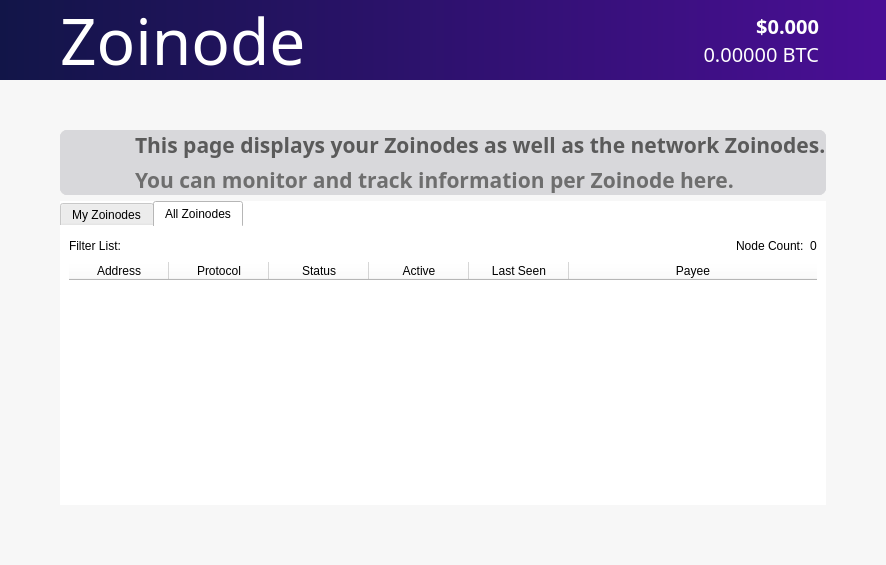
The window that src/qt/forms/zoinodes.ui (noirofficial/noir) describes before a commit, drawn with Qt 5.
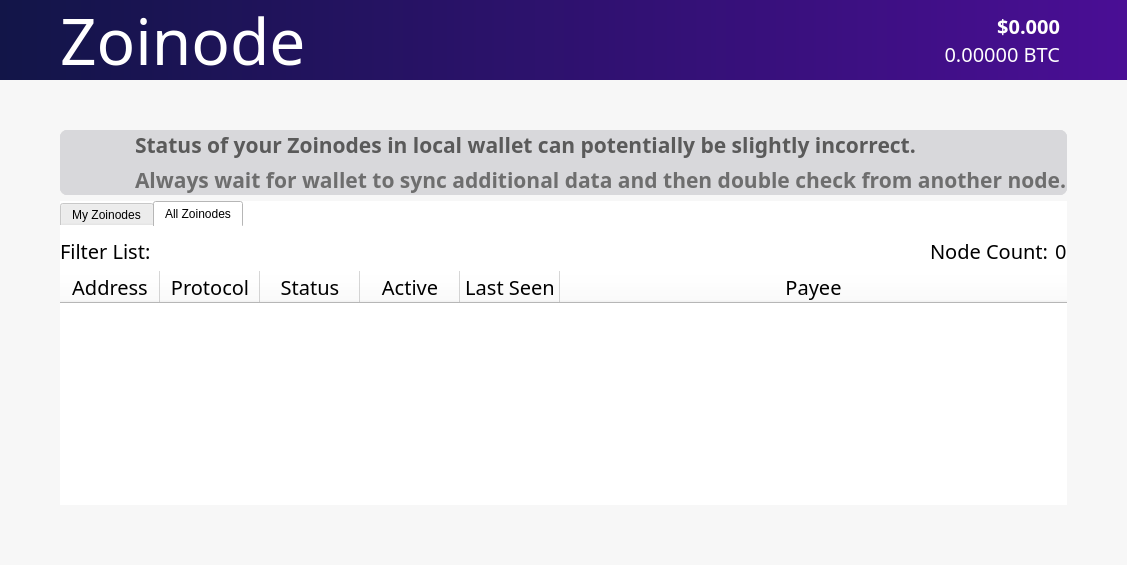
The same window after the commit. The open tabs and pages were chosen to show the change. Icons and pictures are not drawn.

```diff
--- a/src/qt/forms/zoinodes.ui
+++ b/src/qt/forms/zoinodes.ui
@@ -6,7 +6,7 @@
    <rect>
     <x>0</x>
     <y>0</y>
-    <width>851</width>
+    <width>827</width>
     <height>565</height>
    </rect>
   </property>
@@ -851,7 +851,7 @@
                      <string notr="true">color: rgb(90, 90, 90);</string>
                     </property>
                     <property name="text">
-                     <string>This page displays your Zoinodes as well as the network Zoinodes.</string>
+                     <string>Status of your Zoinodes in local wallet can potentially be slightly incorrect.</string>
                     </property>
                     <property name="alignment">
                      <set>Qt::AlignBottom|Qt::AlignLeading|Qt::AlignLeft</set>
@@ -893,7 +893,7 @@
                      <string notr="true">color: rgb(110, 110, 110);</string>
                     </property>
                     <property name="text">
-                     <string notr="true">You can monitor and track information per Zoinode here.</string>
+                     <string notr="true">Always wait for wallet to sync additional data and then double check from another node.</string>
                     </property>
                     <property name="alignment">
                      <set>Qt::AlignLeading|Qt::AlignLeft|Qt::AlignTop</set>
@@ -938,7 +938,10 @@
                 <item>
                  <widget class="QTabWidget" name="tabWidget">
                   <property name="currentIndex">
-                   <number>1</number>
+                   <number>0</number>
+                  </property>
+                  <property name="elideMode">
+                   <enum>Qt::ElideRight</enum>
                   </property>
                   <widget class="QWidget" name="tabMyZoinodes_4">
                    <attribute name="title">
@@ -1197,8 +1200,26 @@
                     <string>All Zoinodes</string>
                    </attribute>
                    <layout class="QGridLayout" name="gridLayout_8">
+                    <property name="leftMargin">
+                     <number>0</number>
+                    </property>
+                    <property name="topMargin">
+                     <number>10</number>
+                    </property>
+                    <property name="rightMargin">
+                     <number>0</number>
+                    </property>
+                    <property name="bottomMargin">
+                     <number>0</number>
+                    </property>
                     <item row="1" column="0">
                      <widget class="QTableWidget" name="tableWidgetZoinodes_4">
+                      <property name="font">
+                       <font>
+                        <family>ZoinLight</family>
+                        <pointsize>15</pointsize>
+                       </font>
+                      </property>
                       <property name="editTriggers">
                        <set>QAbstractItemView::NoEditTriggers</set>
                       </property>
@@ -1253,6 +1274,12 @@
                       </property>
                       <item>
                        <widget class="QLabel" name="label_filter_4">
+                        <property name="font">
+                         <font>
+                          <family>ZoinLight</family>
+                          <pointsize>15</pointsize>
+                         </font>
+                        </property>
                         <property name="text">
                          <string>Filter List:</string>
                         </property>
@@ -1280,6 +1307,12 @@
                       </item>
                       <item>
                        <widget class="QLabel" name="label_count_4">
+                        <property name="font">
+                         <font>
+                          <family>ZoinLight</family>
+                          <pointsize>15</pointsize>
+                         </font>
+                        </property>
                         <property name="text">
                          <string>Node Count:</string>
                         </property>
@@ -1287,6 +1320,12 @@
                       </item>
                       <item>
                        <widget class="QLabel" name="countLabel_4">
+                        <property name="font">
+                         <font>
+                          <family>ZoinLight</family>
+                          <pointsize>15</pointsize>
+                         </font>
+                        </property>
                         <property name="text">
                          <string>0</string>
                         </property>
```
Left out of the diff: 31 changed lines with no effect on the pictures.
